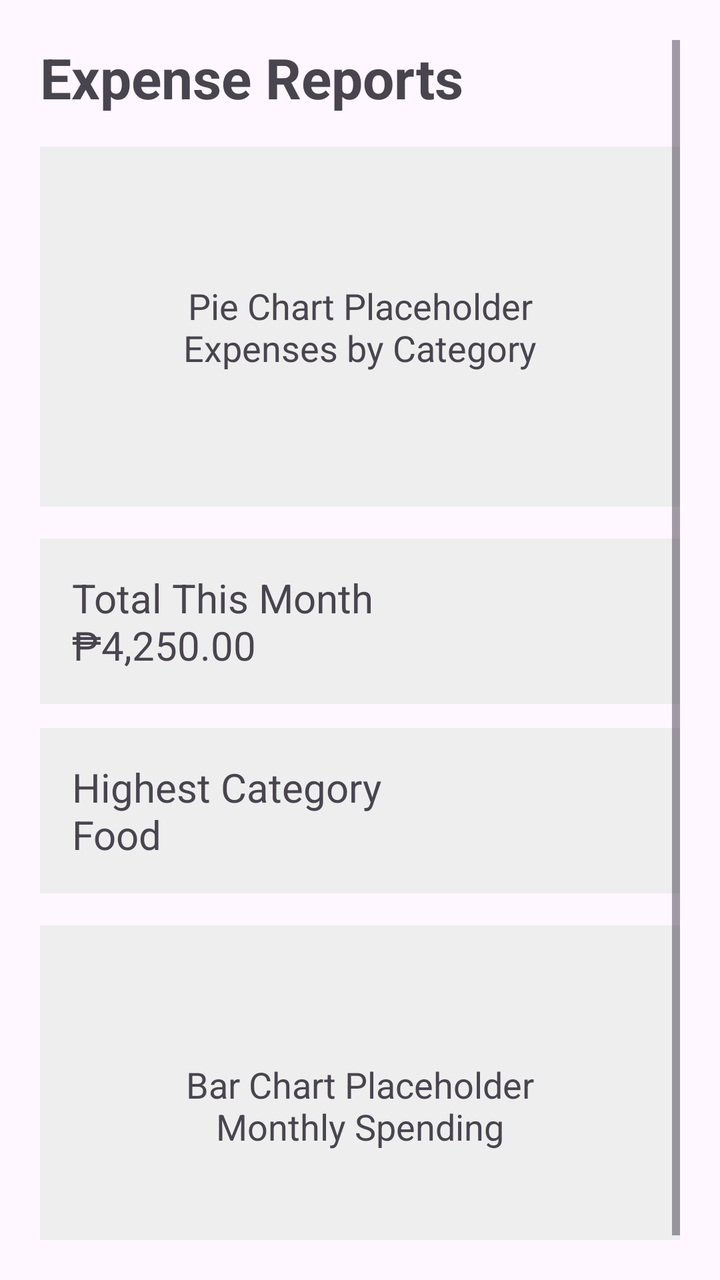
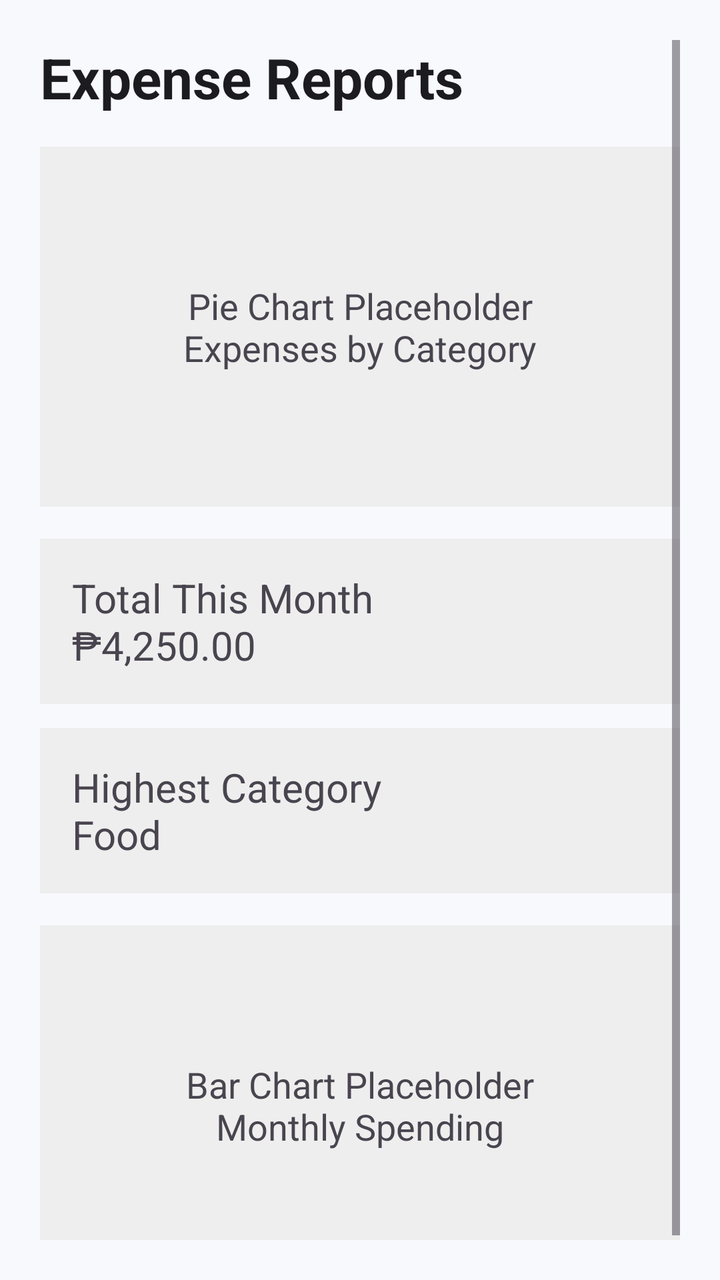

Before-and-after screenshots of an Android layout around one commit, followed by the original layout XML and the change that was made.
<!-- AndroidManifest.xml: application theme Theme.MOBDEVE_MCO -->
<!-- res/layout/reports_activity.xml -->
<?xml version="1.0" encoding="utf-8"?>
<ScrollView xmlns:android="http://schemas.android.com/apk/res/android"
    android:layout_width="match_parent"
    android:layout_height="match_parent"
    android:padding="20dp">

    <LinearLayout
        android:layout_width="match_parent"
        android:layout_height="wrap_content"
        android:orientation="vertical">

        <TextView
            android:layout_width="wrap_content"
            android:layout_height="wrap_content"
            android:text="Expense Reports"
            android:textSize="28sp"
            android:textStyle="bold"
            android:layout_marginBottom="16dp" />

        <TextView
            android:layout_width="match_parent"
            android:layout_height="180dp"
            android:gravity="center"
            android:text="Pie Chart Placeholder\nExpenses by Category"
            android:textSize="18sp"
            android:background="#EEEEEE"
            android:layout_marginBottom="16dp" />

        <TextView
            android:layout_width="match_parent"
            android:layout_height="wrap_content"
            android:text="Total This Month\n₱4,250.00"
            android:textSize="20sp"
            android:padding="16dp"
            android:background="#EEEEEE"
            android:layout_marginBottom="12dp" />

        <TextView
            android:layout_width="match_parent"
            android:layout_height="wrap_content"
            android:text="Highest Category\nFood"
            android:textSize="20sp"
            android:padding="16dp"
            android:background="#EEEEEE"
            android:layout_marginBottom="16dp" />

        <TextView
            android:layout_width="match_parent"
            android:layout_height="180dp"
            android:gravity="center"
            android:text="Bar Chart Placeholder\nMonthly Spending"
            android:textSize="18sp"
            android:background="#EEEEEE" />

    </LinearLayout>
</ScrollView>
<!-- resources referenced by this layout -->
<resources>
  <style name="Theme.MOBDEVE_MCO" parent="Base.Theme.MOBDEVE_MCO" />
  <style name="Base.Theme.MOBDEVE_MCO" parent="Theme.Material3.DayNight.NoActionBar">
          
          
      </style>
</resources>

<!-- the commit's change to res/layout/reports_activity.xml (unified diff, before → after) -->
@@ -2,6 +2,7 @@
 <ScrollView xmlns:android="http://schemas.android.com/apk/res/android"
     android:layout_width="match_parent"
     android:layout_height="match_parent"
+    android:background="@color/background"
     android:padding="20dp">
 
     <LinearLayout
@@ -12,45 +13,47 @@
         <TextView
             android:layout_width="wrap_content"
             android:layout_height="wrap_content"
+            android:layout_marginBottom="16dp"
             android:text="Expense Reports"
+            android:textColor="@color/textPrimary"
             android:textSize="28sp"
-            android:textStyle="bold"
-            android:layout_marginBottom="16dp" />
+            android:textStyle="bold" />
+
+        
+        <TextView
+            android:layout_width="match_parent"
+            android:layout_height="180dp"
+            android:layout_marginBottom="16dp"
+            android:background="#EEEEEE"
+            android:gravity="center"
+            android:text="Pie Chart Placeholder\nExpenses by Category"
+            android:textSize="18sp" />
+
+        
+        <TextView
+            android:layout_width="match_parent"
+            android:layout_height="wrap_content"
+            android:layout_marginBottom="12dp"
+            android:background="#EEEEEE"
+            android:padding="16dp"
+            android:text="Total This Month\n&#8369;4,250.00"
+            android:textSize="20sp" />
+
+        <TextView
+            android:layout_width="match_parent"
+            android:layout_height="wrap_content"
+            android:layout_marginBottom="16dp"
+            android:background="#EEEEEE"
+            android:padding="16dp"
+            android:text="Highest Category\nFood"
+            android:textSize="20sp" />
 
         <TextView
             android:layout_width="match_parent"
             android:layout_height="180dp"
-            android:gravity="center"
-            android:text="Pie Chart Placeholder\nExpenses by Category"
-            android:textSize="18sp"
             android:background="#EEEEEE"
-            android:layout_marginBottom="16dp" />
-
-        <TextView
-            android:layout_width="match_parent"
-            android:layout_height="wrap_content"
-            android:text="Total This Month\n₱4,250.00"
-            android:textSize="20sp"
-            android:padding="16dp"
-            android:background="#EEEEEE"
-            android:layout_marginBottom="12dp" />
-
-        <TextView
-            android:layout_width="match_parent"
-            android:layout_height="wrap_content"
-            android:text="Highest Category\nFood"
-            android:textSize="20sp"
-            android:padding="16dp"
-            android:background="#EEEEEE"
-            android:layout_marginBottom="16dp" />
-
-        <TextView
-            android:layout_width="match_parent"
-            android:layout_height="180dp"
             android:gravity="center"
             android:text="Bar Chart Placeholder\nMonthly Spending"
-            android:textSize="18sp"
-            android:background="#EEEEEE" />
-
+            android:textSize="18sp" />
     </LinearLayout>
 </ScrollView>
<!-- resource entries referenced after the edit -->
@@ -1,5 +1,7 @@
 <!-- resources referenced by this layout -->
 <resources>
+  <color name="background">#F8F9FC</color>
+  <color name="textPrimary">#1C1B1F</color>
   <style name="Theme.MOBDEVE_MCO" parent="Base.Theme.MOBDEVE_MCO" />
   <style name="Base.Theme.MOBDEVE_MCO" parent="Theme.Material3.DayNight.NoActionBar">
           
